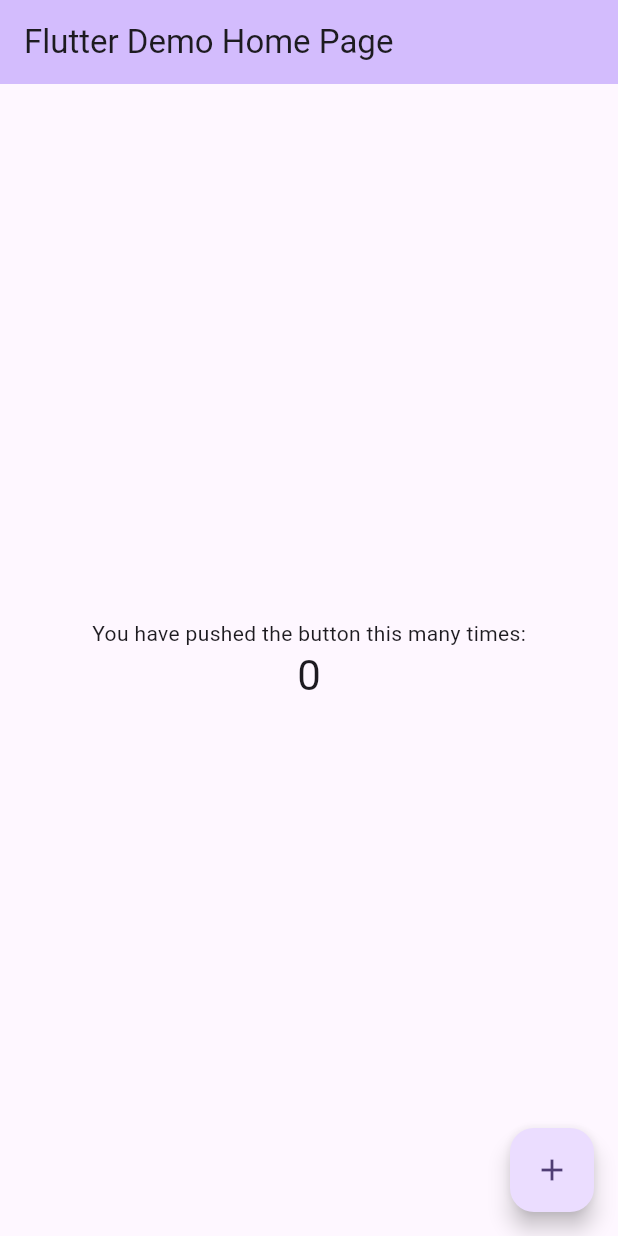
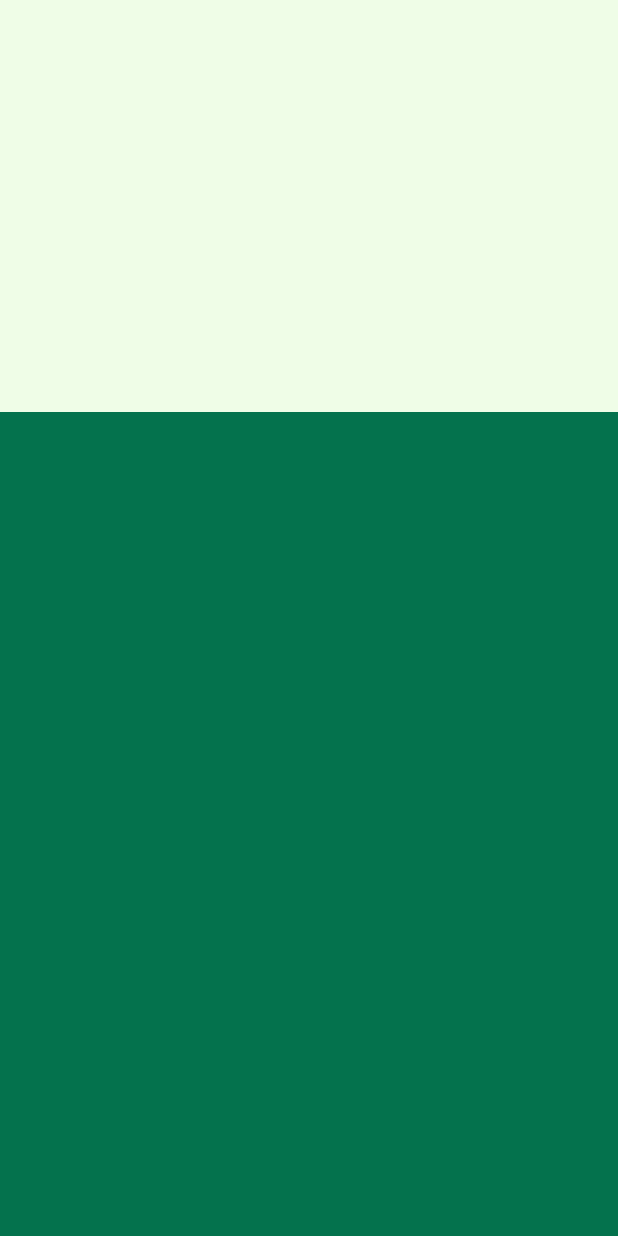
Before and after one commit to nsennes/DartPlayground, a Flutter app: the screen it shows after launch, on a phone screen of 412 x 824 dp. Run offline on Flutter 3.47's test engine with Material 3 defaults, Android fonts, the phone set to English and light mode, and no system bars.

Commit message:
setup layout

```diff
--- a/calculator_app/lib/main.dart
+++ b/calculator_app/lib/main.dart
@@ -1,125 +1,49 @@
+// ignore_for_file: prefer_const_constructors, prefer_const_constructors_in_immutables
+
 import 'package:flutter/material.dart';
 
 void main() {
-  runApp(const MyApp());
+  runApp(MyApp());
 }
 
 class MyApp extends StatelessWidget {
-  const MyApp({super.key});
+  MyApp({super.key});
 
-  // This widget is the root of your application.
   @override
   Widget build(BuildContext context) {
     return MaterialApp(
-      title: 'Flutter Demo',
-      theme: ThemeData(
-        // This is the theme of your application.
-        //
-        // TRY THIS: Try running your application with "flutter run". You'll see
-        // the application has a purple toolbar. Then, without quitting the app,
-        // try changing the seedColor in the colorScheme below to Colors.green
-        // and then invoke "hot reload" (save your changes or press the "hot
-        // reload" button in a Flutter-supported IDE, or press "r" if you used
-        // the command line to start the app).
-        //
-        // Notice that the counter didn't reset back to zero; the application
-        // state is not lost during the reload. To reset the state, use hot
-        // restart instead.
-        //
-        // This works for code too, not just values: Most code changes can be
-        // tested with just a hot reload.
-        colorScheme: ColorScheme.fromSeed(seedColor: Colors.deepPurple),
-        useMaterial3: true,
-      ),
-      home: const MyHomePage(title: 'Flutter Demo Home Page'),
+      debugShowCheckedModeBanner: false,
+      home: HomePage(),
     );
   }
 }
 
-class MyHomePage extends StatefulWidget {
-  const MyHomePage({super.key, required this.title});
-
-  // This widget is the home page of your application. It is stateful, meaning
-  // that it has a State object (defined below) that contains fields that affect
-  // how it looks.
-
-  // This class is the configuration for the state. It holds the values (in this
-  // case the title) provided by the parent (in this case the App widget) and
-  // used by the build method of the State. Fields in a Widget subclass are
-  // always marked "final".
-
-  final String title;
-
+class HomePage extends StatefulWidget {
+  HomePage({super.key});
   @override
-  State<MyHomePage> createState() => _MyHomePageState();
+  State<HomePage> createState() => _HomePageState();
 }
 
-class _MyHomePageState extends State<MyHomePage> {
-  int _counter = 0;
-
-  void _incrementCounter() {
-    setState(() {
-      // This call to setState tells the Flutter framework that something has
-      // changed in this State, which causes it to rerun the build method below
-      // so that the display can reflect the updated values. If we changed
-      // _counter without calling setState(), then the build method would not be
-      // called again, and so nothing would appear to happen.
-      _counter++;
-    });
-  }
+class _HomePageState extends State<HomePage> {
+  Color bg = Color.fromARGB(255, 239, 253, 231);
+  Color buttons = Color(0xff04724D);
 
   @override
   Widget build(BuildContext context) {
-    // This method is rerun every time setState is called, for instance as done
-    // by the _incrementCounter method above.
-    //
-    // The Flutter framework has been optimized to make rerunning build methods
-    // fast, so that you can just rebuild anything that needs updating rather
-    // than having to individually change instances of widgets.
     return Scaffold(
-      appBar: AppBar(
-        // TRY THIS: Try changing the color here to a specific color (to
-        // Colors.amber, perhaps?) and trigger a hot reload to see the AppBar
-        // change color while the other colors stay the same.
-        backgroundColor: Theme.of(context).colorScheme.inversePrimary,
-        // Here we take the value from the MyHomePage object that was created by
-        // the App.build method, and use it to set our appbar title.
-        title: Text(widget.title),
+      backgroundColor: bg,
+      body: Column(
+        children: [
+          Expanded(
+            child: Container(),
+          ),
+          Expanded(
+              flex: 2,
+              child: Container(
+                color: buttons,
+              ))
+        ],
       ),
-      body: Center(
-        // Center is a layout widget. It takes a single child and positions it
-        // in the middle of the parent.
-        child: Column(
-          // Column is also a layout widget. It takes a list of children and
-          // arranges them vertically. By default, it sizes itself to fit its
-          // children horizontally, and tries to be as tall as its parent.
-          //
-          // Column has various properties to control how it sizes itself and
-          // how it positions its children. Here we use mainAxisAlignment to
-          // center the children vertically; the main axis here is the vertical
-          // axis because Columns are vertical (the cross axis would be
-          // horizontal).
-          //
-          // TRY THIS: Invoke "debug painting" (choose the "Toggle Debug Paint"
-          // action in the IDE, or press "p" in the console), to see the
-          // wireframe for each widget.
-          mainAxisAlignment: MainAxisAlignment.center,
-          children: <Widget>[
-            const Text(
-              'You have pushed the button this many times:',
-            ),
-            Text(
-              '$_counter',
-              style: Theme.of(context).textTheme.headlineMedium,
-            ),
-          ],
-        ),
-      ),
-      floatingActionButton: FloatingActionButton(
-        onPressed: _incrementCounter,
-        tooltip: 'Increment',
-        child: const Icon(Icons.add),
-      ), // This trailing comma makes auto-formatting nicer for build methods.
     );
   }
 }
```
Also changed, not shown: 1 other file.
